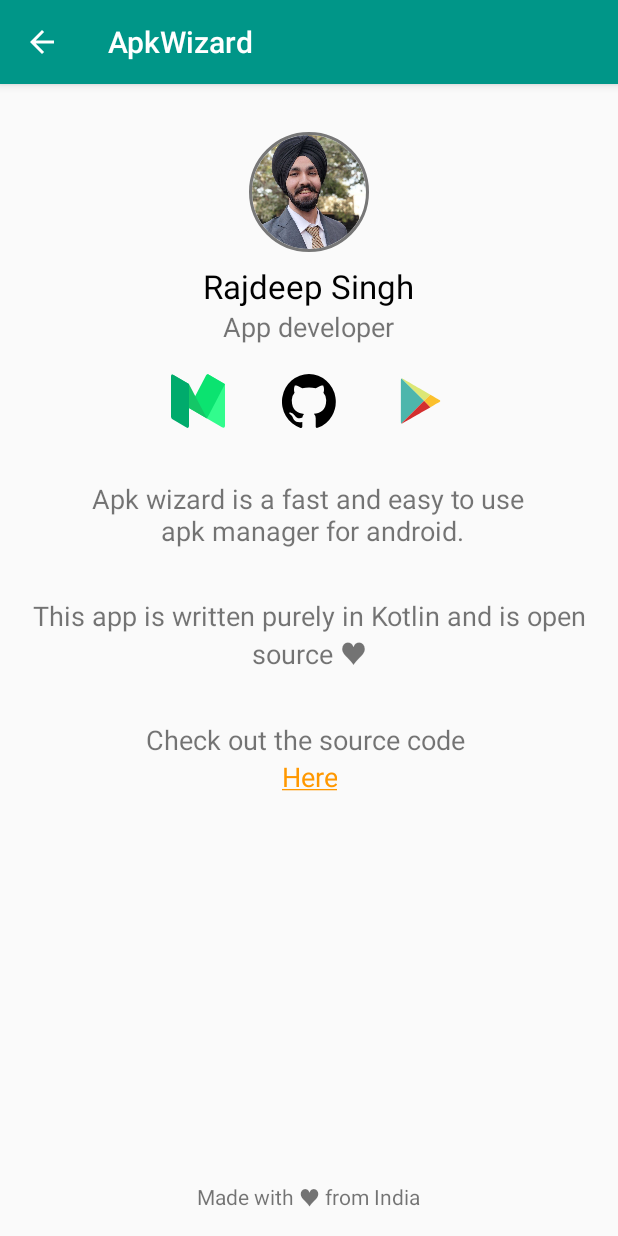
After one commit to singhangadin/ApkWizard, an Android app: the AboutActivity screen opened directly, with no data from a screen before it, on a phone screen of 412 x 824 dp. The commit adds this screen. Run offline under Robolectric (Android 15) with nearby library versions, the phone set to English and light mode, and no system bars; our stand-ins replace CircleImageView.

Commit message:
done with about screen

```diff
--- a/app/build.gradle
+++ b/app/build.gradle
@@ -31,6 +31,8 @@ dependencies {
     implementation "org.jetbrains.anko:anko-common:$anko_version"
     implementation 'com.android.support:design:26.1.0'
     implementation 'commons-io:commons-io:2.4'
+    implementation 'com.android.support.constraint:constraint-layout:1.1.0'
+    implementation 'de.hdodenhof:circleimageview:2.2.0'
     testImplementation 'junit:junit:4.12'
     androidTestImplementation 'com.android.support.test:runner:1.0.1'
     androidTestImplementation 'com.android.support.test.espresso:espresso-core:3.0.1'
--- a/app/src/main/AndroidManifest.xml
+++ b/app/src/main/AndroidManifest.xml
@@ -25,6 +25,13 @@
                 android:name="android.app.searchable"
                 android:resource="@xml/searchable" />
         </activity>
+        <activity
+            android:name=".activities.AboutActivity"
+            android:parentActivityName=".activities.MainActivity">
+            <meta-data
+                android:name="android.support.PARENT_ACTIVITY"
+                android:value=".activities.MainActivity" />
+        </activity>
     </application>
 
 </manifest>
--- /dev/null
+++ b/app/src/main/java/io/github/rajdeep1008/apkwizard/activities/AboutActivity.kt
@@ -0,0 +1,43 @@
+package io.github.rajdeep1008.apkwizard.activities
+
+import android.content.Intent
+import android.net.Uri
+import android.os.Bundle
+import android.support.v7.app.AppCompatActivity
+import android.support.v7.widget.Toolbar
+import android.text.method.LinkMovementMethod
+import android.widget.Button
+import android.widget.ImageButton
+import android.widget.TextView
+import io.github.rajdeep1008.apkwizard.R
+import org.jetbrains.anko.find
+
+class AboutActivity : AppCompatActivity() {
+
+    private lateinit var toolbar: Toolbar
+
+    override fun onCreate(savedInstanceState: Bundle?) {
+        super.onCreate(savedInstanceState)
+        setContentView(R.layout.activity_about)
+
+        toolbar = find(R.id.toolbar)
+        setSupportActionBar(toolbar)
+        supportActionBar?.setDisplayHomeAsUpEnabled(true)
+
+        (find(R.id.made_with_love) as TextView).setText("Made with ♥ from India")
+
+        (find(R.id.play_btn) as ImageButton).setOnClickListener {
+            startActivity(Intent(Intent.ACTION_VIEW, Uri.parse("https://play.google.com/store/apps/developer?id=Rajdeep1008")))
+        }
+
+        (find(R.id.medium_btn) as ImageButton).setOnClickListener {
+            startActivity(Intent(Intent.ACTION_VIEW, Uri.parse("https://medium.com/@rajdeepsingh")))
+        }
+
+        (find(R.id.github_btn) as ImageButton).setOnClickListener {
+            startActivity(Intent(Intent.ACTION_VIEW, Uri.parse("https://github.com/rajdeep1008")))
+        }
+
+        (find(R.id.source_code) as TextView).movementMethod = LinkMovementMethod.getInstance()
+    }
+}
--- a/app/src/main/java/io/github/rajdeep1008/apkwizard/activities/MainActivity.kt
+++ b/app/src/main/java/io/github/rajdeep1008/apkwizard/activities/MainActivity.kt
@@ -151,6 +151,9 @@ class MainActivity : AppCompatActivity(), SearchView.OnQueryTextListener, ApkLis
             R.id.sort_size -> {
                 Utilities.updateSortOrder(this, Utilities.SORT_ORDER_SIZE)
             }
+            R.id.action_about -> {
+                startActivity(Intent(this, AboutActivity::class.java))
+            }
         }
         return true
     }
--- /dev/null
+++ b/app/src/main/res/drawable/github_logo.xml
@@ -0,0 +1,5 @@
+<vector android:autoMirrored="true" android:height="36dp"
+    android:viewportHeight="31.77" android:viewportWidth="32.58"
+    android:width="36dp" xmlns:android="http://schemas.android.com/apk/res/android">
+    <path android:fillColor="#FF000000" android:pathData="M16.29,0a16.29,16.29 0,0 0,-5.15 31.75c0.81,0.15 1.11,-0.35 1.11,-0.79s0,-1.41 0,-2.77C7.7,29.18 6.74,26 6.74,26a4.31,4.31 0,0 0,-1.81 -2.38c-1.48,-1 0.11,-1 0.11,-1a3.42,3.42 0,0 1,2.5 1.68,3.47 3.47,0 0,0 4.74,1.35 3.48,3.48 0,0 1,1 -2.18C9.7,23.08 5.9,21.68 5.9,15.44a6.3,6.3 0,0 1,1.68 -4.37,5.86 5.86,0 0,1 0.16,-4.31s1.37,-0.44 4.48,1.67a15.44,15.44 0,0 1,8.16 0c3.11,-2.11 4.48,-1.67 4.48,-1.67A5.85,5.85 0,0 1,25 11.07a6.29,6.29 0,0 1,1.67 4.37c0,6.26 -3.81,7.63 -7.44,8a3.89,3.89 0,0 1,1.11 3c0,2.18 0,3.93 0,4.47s0.29,0.94 1.12,0.78A16.29,16.29 0,0 0,16.29 0Z"/>
+</vector>
--- /dev/null
+++ b/app/src/main/res/drawable/medium_logo.xml
@@ -0,0 +1,8 @@
+<vector android:autoMirrored="true" android:height="36dp"
+    android:viewportHeight="208.0" android:viewportWidth="256.0"
+    android:width="36dp" xmlns:android="http://schemas.android.com/apk/res/android">
+    <path android:fillColor="#32FC8D" android:pathData="M177.74,1.68C173.84,-0.18 170.65,1.69 170.65,5.85L170.65,171.36L241.79,205.32C249.62,209.12 255.97,206.48 255.97,199.54L255.97,40.18C255.97,39.52 255.56,38.94 254.95,38.61L177.74,1.78L177.74,1.7L177.74,1.68L177.74,1.68Z"/>
+    <path android:fillColor="#0BE370" android:pathData="M85.32,130.64L166.49,4.74C168.78,1.19 173.84,-0.21 177.72,1.6L255.04,38.51C255.53,38.76 255.72,39.34 255.43,39.75L170.64,171.38L85.32,130.65L85.32,130.64L85.32,130.64Z"/>
+    <path android:fillColor="#14C767" android:pathData="M11.81,3.92C5.32,0.83 3.11,3.13 6.92,9.04L85.32,130.64L170.64,171.36L85.51,39.3C85.39,39.11 85.21,38.96 85.02,38.86L11.81,3.93L11.81,3.92L11.81,3.92Z"/>
+    <path android:fillColor="#00AB6C" android:pathData="M85.32,199.48C85.32,206.41 80.01,209.55 73.51,206.45L7.08,174.74C3.19,172.89 0,167.97 0,163.8L0,8.38C0,2.83 4.25,0.32 9.45,2.81L84.87,38.81C85.15,38.93 85.32,39.2 85.32,39.5L85.32,199.44L85.32,199.48L85.32,199.48Z"/>
+</vector>
--- /dev/null
+++ b/app/src/main/res/drawable/play_logo.xml
@@ -0,0 +1,7 @@
+<vector android:height="36dp" android:viewportHeight="48.0"
+    android:viewportWidth="48.0" android:width="36dp" xmlns:android="http://schemas.android.com/apk/res/android">
+    <path android:fillColor="#4DB6AC" android:pathData="M7.7,4.04C7.29,4.15 7,4.51 7,5.12C7,6.92 7,23.91 7,23.91C7,23.91 7,42.28 7,43.09C7,43.54 7.2,43.84 7.5,43.95L27.68,23.88Z"/>
+    <path android:fillColor="#DCE775" android:pathData="M33.24,18.36L24.93,13.56C24.93,13.56 9.68,4.76 8.79,4.24C8.4,4.02 8.02,3.96 7.7,4.04L27.68,23.88Z"/>
+    <path android:fillColor="#D32F2F" android:pathData="M8.42,43.8C8.95,43.49 23.7,34.98 33.28,29.45L27.68,23.88L7.5,43.95C7.75,44.04 8.07,44 8.42,43.8Z"/>
+    <path android:fillColor="#FBC02D" android:pathData="M41.4,23.07C40.6,22.64 33.3,18.39 33.3,18.39L33.24,18.36L27.68,23.88L33.28,29.45C37.71,26.89 41.04,24.96 41.34,24.79C42.29,24.25 42.2,23.5 41.4,23.07Z"/>
+</vector>
--- /dev/null
+++ b/app/src/main/res/layout/activity_about.xml
@@ -0,0 +1,136 @@
+<?xml version="1.0" encoding="utf-8"?>
+<RelativeLayout xmlns:android="http://schemas.android.com/apk/res/android"
+    xmlns:app="http://schemas.android.com/apk/res-auto"
+    xmlns:tools="http://schemas.android.com/tools"
+    android:layout_width="match_parent"
+    android:layout_height="match_parent"
+    tools:context="io.github.rajdeep1008.apkwizard.activities.AboutActivity">
+
+    <android.support.v7.widget.Toolbar
+        android:id="@+id/toolbar"
+        android:layout_width="match_parent"
+        android:layout_height="?attr/actionBarSize"
+        android:layout_alignParentTop="true"
+        android:background="@color/colorPrimary"
+        android:elevation="4dp"
+        android:theme="@style/AppToolbar"
+        app:popupTheme="@style/ThemeOverlay.AppCompat.Light" />
+
+    <de.hdodenhof.circleimageview.CircleImageView xmlns:app="http://schemas.android.com/apk/res-auto"
+        android:id="@+id/profile_image"
+        android:layout_width="80dp"
+        android:layout_height="80dp"
+        android:layout_below="@+id/toolbar"
+        android:layout_centerHorizontal="true"
+        android:layout_marginTop="32dp"
+        android:src="@drawable/profile_pic"
+        app:civ_border_color="#777777"
+        app:civ_border_width="2dp" />
+
+    <TextView
+        android:id="@+id/name_tv"
+        android:layout_width="wrap_content"
+        android:layout_height="wrap_content"
+        android:layout_below="@id/profile_image"
+        android:layout_centerHorizontal="true"
+        android:layout_marginTop="8dp"
+        android:fontFamily="roboto-light"
+        android:text="Rajdeep Singh"
+        android:textColor="@android:color/black"
+        android:textSize="22sp" />
+
+    <TextView
+        android:id="@+id/app_dev_tv"
+        android:layout_width="wrap_content"
+        android:layout_height="wrap_content"
+        android:layout_below="@id/name_tv"
+        android:layout_centerHorizontal="true"
+        android:fontFamily="roboto-light"
+        android:text="App developer"
+        android:textSize="18sp" />
+
+    <ImageButton
+        android:id="@+id/github_btn"
+        android:layout_width="42dp"
+        android:layout_height="42dp"
+        android:layout_below="@+id/app_dev_tv"
+        android:layout_centerHorizontal="true"
+        android:layout_marginTop="16dp"
+        android:background="@android:color/transparent"
+        android:src="@drawable/github_logo" />
+
+    <ImageButton
+        android:id="@+id/medium_btn"
+        android:layout_width="42dp"
+        android:layout_height="42dp"
+        android:layout_alignTop="@+id/github_btn"
+        android:layout_below="@+id/app_dev_tv"
+        android:layout_marginRight="32dp"
+        android:layout_toLeftOf="@+id/github_btn"
+        android:background="@android:color/transparent"
+        android:src="@drawable/medium_logo" />
+
+    <ImageButton
+        android:id="@+id/play_btn"
+        android:layout_width="42dp"
+        android:layout_height="42dp"
+        android:layout_alignTop="@+id/github_btn"
+        android:layout_below="@+id/app_dev_tv"
+        android:layout_marginLeft="32dp"
+        android:layout_toRightOf="@+id/github_btn"
+        android:background="@android:color/transparent"
+        android:src="@drawable/play_logo" />
+
+    <TextView
+        android:id="@+id/app_desc"
+        android:layout_width="wrap_content"
+        android:layout_height="wrap_content"
+        android:layout_below="@id/github_btn"
+        android:layout_centerHorizontal="true"
+        android:layout_marginTop="32dp"
+        android:gravity="center"
+        android:text="Apk wizard is a fast and easy to use\n apk manager for android."
+        android:textSize="18sp" />
+
+    <TextView
+        android:id="@+id/open_source_desc"
+        android:layout_width="wrap_content"
+        android:layout_height="wrap_content"
+        android:layout_below="@id/app_desc"
+        android:layout_centerHorizontal="true"
+        android:layout_marginTop="32dp"
+        android:gravity="center"
+        android:text="This app is written purely in Kotlin and is open source ♥"
+        android:textSize="18sp" />
+
+    <TextView
+        android:id="@+id/code_desc"
+        android:layout_width="wrap_content"
+        android:layout_height="wrap_content"
+        android:layout_below="@id/open_source_desc"
+        android:layout_centerHorizontal="true"
+        android:layout_marginTop="32dp"
+        android:text="Check out the source code "
+        android:textSize="18sp" />
+
+    <TextView
+        android:id="@+id/source_code"
+        android:layout_width="wrap_content"
+        android:layout_height="wrap_content"
+        android:layout_below="@id/code_desc"
+        android:layout_centerHorizontal="true"
+        android:layout_marginLeft="4dp"
+        android:gravity="center"
+        android:text="@string/repo_url"
+        android:textSize="18sp" />
+
+    <TextView
+        android:id="@+id/made_with_love"
+        android:layout_width="wrap_content"
+        android:layout_height="wrap_content"
+        android:layout_alignParentBottom="true"
+        android:layout_centerHorizontal="true"
+        android:layout_marginBottom="16dp"
+        android:fontFamily="roboto-thin" />
+
+</RelativeLayout>
--- a/app/src/main/res/values/strings.xml
+++ b/app/src/main/res/values/strings.xml
@@ -1,3 +1,4 @@
 <resources>
     <string name="app_name">ApkWizard</string>
+    <string name="repo_url"><a href="https://github.com/rajdeep1008/ApkWizard">Here</a></string>
 </resources>
```
Also changed, not shown: app/src/main/res/drawable/profile_pic.jpg (added).
